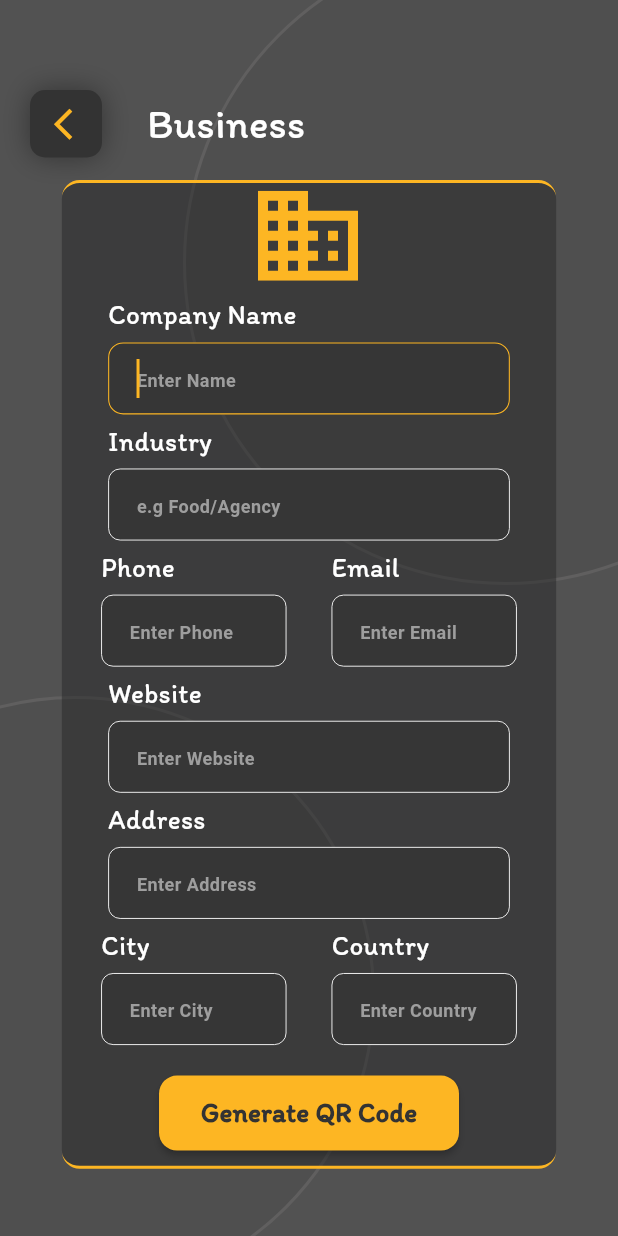
After one commit to AhmedAbdelgawadHassan/Qr_Code-App, a Flutter app: the BusinesscardView screen opened by its route, on a phone screen of 412 x 824 dp. The commit adds this screen. Run offline on Flutter 3.47's test engine with Material 3 defaults, Android fonts, the phone set to English and light mode, and no system bars; our stand-ins replace flutter_svg, go_router; Roboto replaces fonts that are missing (Arial).

Commit message:
finish BusnissCard View UI

```diff
--- a/qr_code/lib/Features/Generate_Qr/Presentation/Views/BusinessCard_view.dart
+++ b/qr_code/lib/Features/Generate_Qr/Presentation/Views/BusinessCard_view.dart
@@ -1,10 +1,49 @@
 import 'package:flutter/material.dart';
+import 'package:qr_code/Core/Helpers/BuildCircle_Method.dart';
+import 'package:qr_code/Core/Widgets/CustomAppBarCard.dart';
+import 'package:qr_code/Features/Generate_Qr/Presentation/Views/Widgets/BusinessCard_Container.dart';
 
 class BusinesscardView extends StatelessWidget {
   const BusinesscardView({super.key});
 
   @override
   Widget build(BuildContext context) {
-    return const Placeholder();
+    var heightScreen = MediaQuery.of(context).size.height;
+    return Scaffold(
+      backgroundColor: Color(0xff525252),
+      body: SingleChildScrollView(
+        child: SizedBox(
+          height:
+              heightScreen, // to prevent error for putting stack inside Column
+          child: Stack(
+            alignment: Alignment.center,
+            children: [
+              Positioned(
+                top: -40,
+                right: -140,
+                child: buildCircle(
+                  430,
+                  Color(0xff4F4F4F),
+                ), // Method for Building circle
+              ),
+              Positioned(
+                bottom: -40,
+                left: -150,
+                child: buildCircle(400, Color(0xff4F4F4F)),
+              ),
+              Positioned(
+                top: 60,
+                left: 20,
+                child: Customappbarcard(text: "Business"),
+              ),
+              Positioned(
+                top: 120,
+                child: BusinesscardContainer(GenerateQr_Onpressed: (){})
+              ),
+            ],
+          ),
+        ),
+      ),
+    );
   }
 }
--- /dev/null
+++ b/qr_code/lib/Features/Generate_Qr/Presentation/Views/Widgets/BusinessCard_Container.dart
@@ -0,0 +1,69 @@
+// ignore_for_file: unnecessary_string_interpolations
+
+import 'package:flutter/material.dart';
+import 'package:flutter_svg/svg.dart';
+import 'package:qr_code/Core/Utils/App_Colors.dart';
+import 'package:qr_code/Core/utils/App_Assets.dart';
+import 'package:qr_code/Features/Generate_Qr/Presentation/Views/Widgets/GenerateQr_Buttom.dart';
+import 'package:qr_code/Features/Generate_Qr/Presentation/Views/Widgets/customTextFormField.dart';
+
+class BusinesscardContainer extends StatelessWidget {
+  const BusinesscardContainer({super.key, required this.GenerateQr_Onpressed});
+  final VoidCallback GenerateQr_Onpressed;
+
+
+
+  @override
+  Widget build(BuildContext context) {
+    var widthScreen = MediaQuery.of(context).size.width;
+    var heightScreen = MediaQuery.of(context).size.height;
+    return Container(
+      width: widthScreen * 0.8,
+      height: heightScreen * 0.80,
+      decoration: BoxDecoration(
+        color: Color.fromARGB(128, 39, 39, 40),
+        borderRadius: BorderRadius.circular(12),
+        border: Border.symmetric(
+          horizontal: BorderSide(color: AppColors.primaryColor, width: 2),
+        ),
+      ),
+      child: Column(
+        children: [
+          Spacer(),
+          SvgPicture.asset(AppAssets.BusinessIcon1,height: 60,),
+          Spacer(flex: 2,),
+            Customtextformfield(label: "Company Name", hintText: "Enter Name", maxLines: 1,ScreenRatio: 0.65,),
+          Spacer(),
+         Customtextformfield(label: "Industry", hintText: "e.g Food/Agency", maxLines: 1,ScreenRatio: 0.65,),
+          Spacer(),
+           Row(
+            mainAxisAlignment: MainAxisAlignment.center,
+            children: [
+              Customtextformfield(label: "Phone", hintText: "Enter Phone", maxLines: 1,ScreenRatio: 0.3,),
+              SizedBox(width: 30,),
+          Customtextformfield(label: "Email", hintText: "Enter Email", maxLines: 1,ScreenRatio: 0.3,),
+            ],
+          ),
+          Spacer(),
+          Customtextformfield(label: "Website", hintText: "Enter Website", maxLines: 1,ScreenRatio: 0.65,),
+          Spacer(),
+         Customtextformfield(label: "Address", hintText: "Enter Address", maxLines: 1,ScreenRatio: 0.65,),
+         Spacer(),
+          Row(
+            mainAxisAlignment: MainAxisAlignment.center,
+            children: [
+              Customtextformfield(label: "City", hintText: "Enter City", maxLines: 1,ScreenRatio: 0.3,),
+               SizedBox(width: 30,),
+          Customtextformfield(label: "Country", hintText: "Enter Country", maxLines: 1,ScreenRatio: 0.3,),
+            ],
+          ),
+          Spacer(flex: 4,),
+          GenerateqrButtom(onpressed: GenerateQr_Onpressed,),
+          Spacer(flex: 2,)
+
+
+        ],
+      ),
+    );
+  }
+}
```
